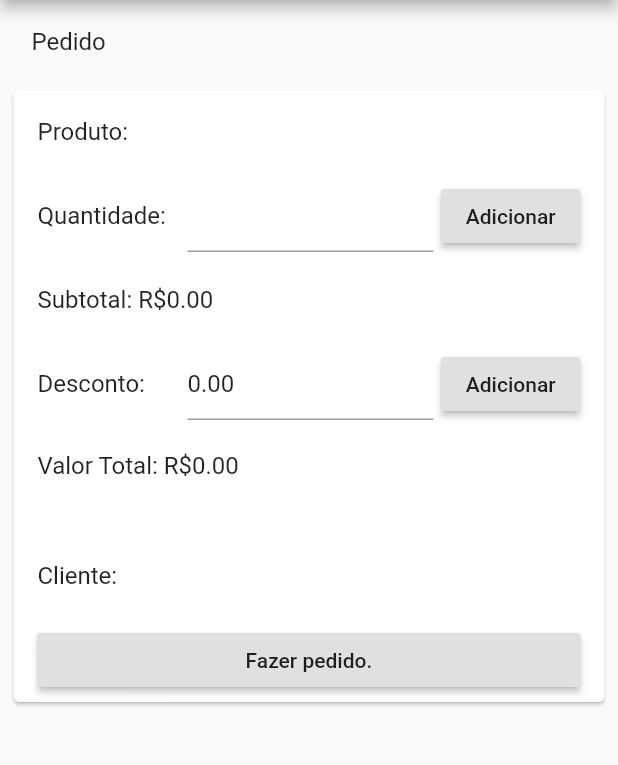
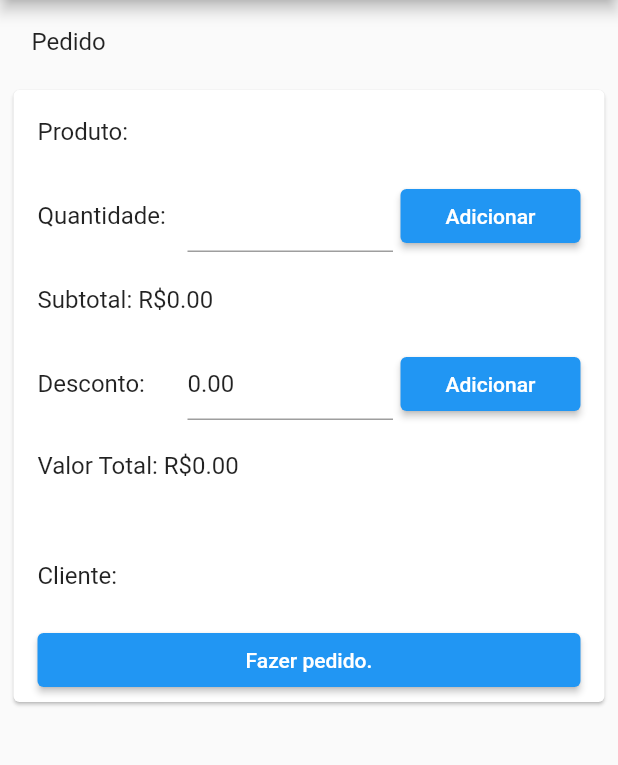
Before and after one commit to LegionTesta/grafis_test_app, a Flutter app: the NewOrderScreen screen opened directly, on a phone screen of 412 x 824 dp, the part 84-849 px from its top. Run offline on Flutter 3.47's test engine with Material 2 defaults, Android fonts, the phone set to English and light mode, and no system bars; our stand-ins replace bloc, flutter_bloc, string_validator; generated files the repository leaves out were written again; network calls fail.

Commit message:
Tema adicionado aos botoes.

```diff
--- a/lib/main.dart
+++ b/lib/main.dart
@@ -11,6 +11,10 @@ class MyApp extends StatelessWidget {
       title: 'Flutter Demo',
       theme: ThemeData(
         primarySwatch: Colors.blue,
+        buttonColor: Colors.blue,
+        buttonTheme: ButtonThemeData(
+          textTheme: ButtonTextTheme.primary
+        )
       ),
       home: ClientScreen(),
     );
--- a/lib/ui/new_order_screen.dart
+++ b/lib/ui/new_order_screen.dart
@@ -220,7 +220,7 @@ class _NewOrderScreenState extends State<NewOrderScreen> {
                                   width: 5,
                                 ),
                                 SizedBox(
-                                  width: 93,
+                                  width: 120,
                                   child: RaisedButton(
                                     onPressed: (){
                                       if(_amountFormKey.currentState.validate()){
@@ -274,7 +274,7 @@ class _NewOrderScreenState extends State<NewOrderScreen> {
                                     width: 5,
                                   ),
                                   SizedBox(
-                                    width: 93,
+                                    width: 120,
                                     child: RaisedButton(
                                       onPressed: (){
                                         if(_discountFormKey.currentState.validate()){
```
